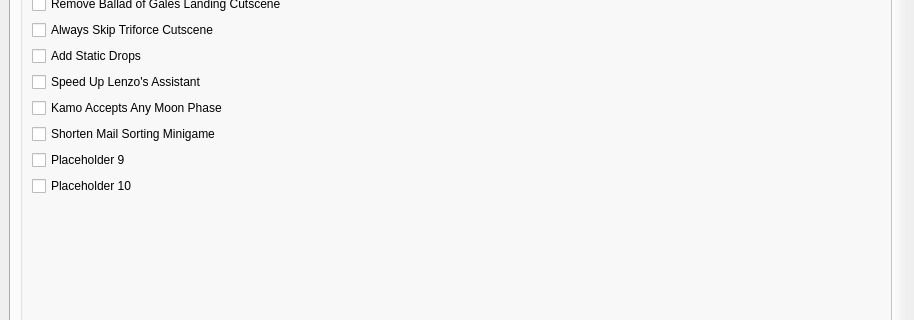
Old version of the form wwr_ui/randomizer_window.ui in the repository tanjo3/wwrando; both pictures show x 0 to 914 and y 133 to 453 of the 914 by 800 pixel window.
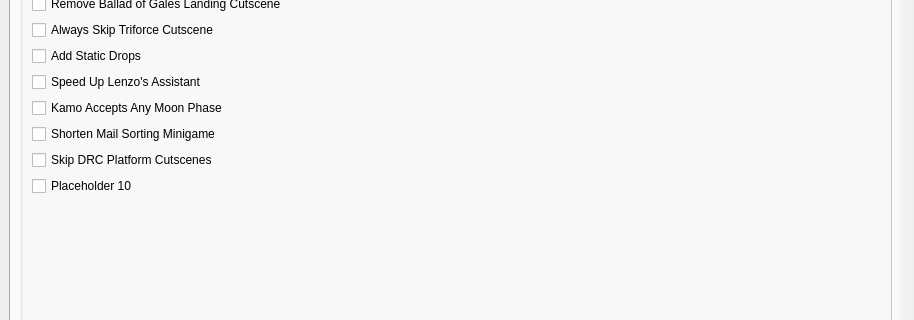
New version of the form. The open tabs and pages were chosen to show the change. Custom widgets are drawn as their Qt base class.

Commit message: add drc platform cutscene removal option

Patch:
```diff
--- a/wwr_ui/randomizer_window.ui
+++ b/wwr_ui/randomizer_window.ui
@@ -1321,7 +1321,7 @@
                <item>
                 <widget class="QCheckBox" name="quality_of_life_9">
                  <property name="text">
-                  <string>Placeholder 9</string>
+                  <string>Skip DRC Platform Cutscenes</string>
                  </property>
                 </widget>
                </item>
```
Left out of the diff: 2 changed lines with no effect on the pictures. The commit also changes 4 other files.
